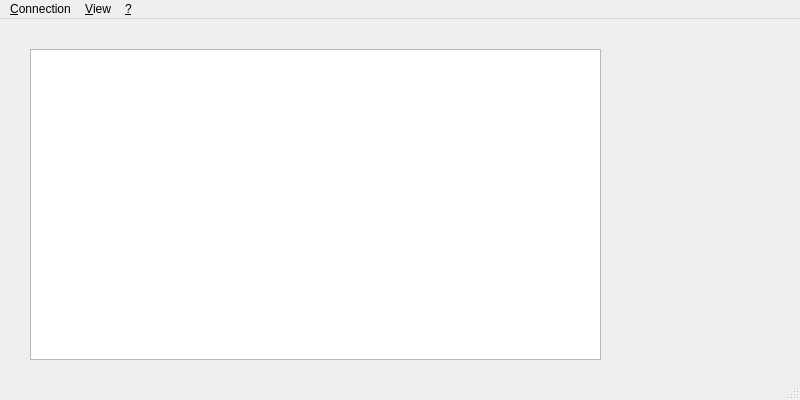
skivsoft/LanExchange, file branches/3.0/mainwindow.ui: the form before one commit.
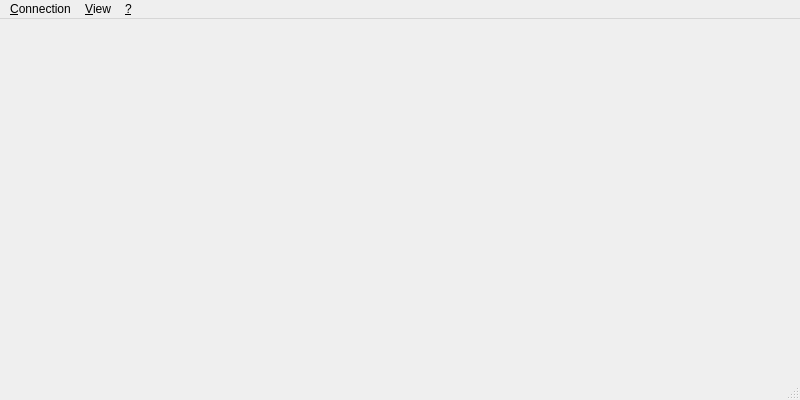
The form after the commit.

```diff
--- a/branches/3.0/mainwindow.ui
+++ b/branches/3.0/mainwindow.ui
@@ -17,25 +17,7 @@
    <double>1.000000000000000</double>
   </property>
   <widget class="QWidget" name="centralwidget">
-   <widget class="QListWidget" name="listWidget">
-    <property name="geometry">
-     <rect>
-      <x>30</x>
-      <y>30</y>
-      <width>571</width>
-      <height>311</height>
-     </rect>
-    </property>
-    <property name="lineWidth">
-     <number>1</number>
-    </property>
-    <property name="selectionMode">
-     <enum>QAbstractItemView::MultiSelection</enum>
-    </property>
-    <property name="selectionBehavior">
-     <enum>QAbstractItemView::SelectRows</enum>
-    </property>
-   </widget>
+   <layout class="QGridLayout" name="gridLayout"/>
   </widget>
   <widget class="QMenuBar" name="menubar">
    <property name="geometry">
```
